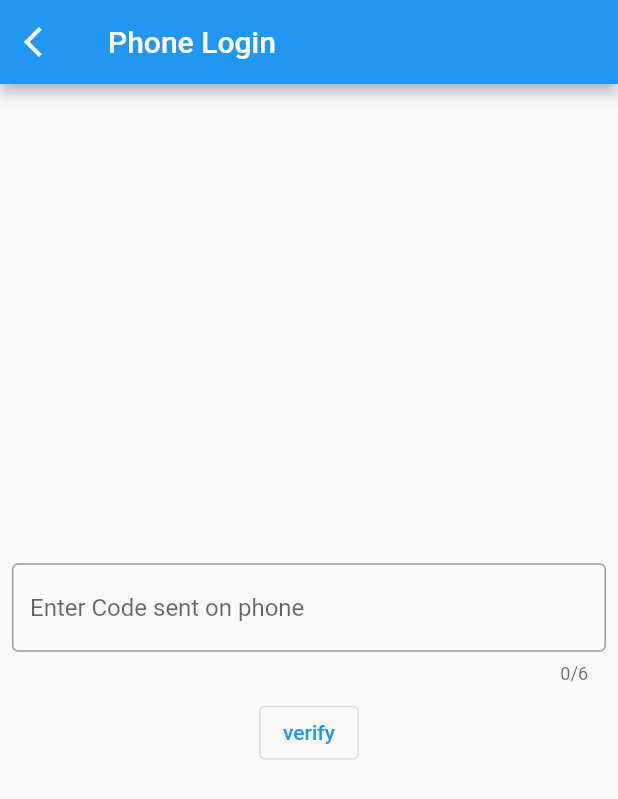
After one commit to gyakhoe/authentication_with_bloc, a Flutter app: the LoginPhoneNumberView screen opened directly, after a tap on "Submit", after a tap on "verify", on a phone screen of 412 x 824 dp. The commit adds this screen. Shown: the top 799 px of the screen. Run offline on Flutter 3.47's test engine with Material 2 defaults, Android fonts, the phone set to English and light mode, and no system bars; our stand-ins replace bloc, equatable, firebase_auth, firebase_core, flutter_bloc, google_sign_in; accounts and stored records are empty; network calls fail.

Commit message:
phone authenticaiton in stateful widget

```diff
--- a/lib/login/views/login_main_view.dart
+++ b/lib/login/views/login_main_view.dart
@@ -1,5 +1,6 @@
 import 'package:authentication_with_bloc/authenticaiton/bloc/authentication_bloc.dart';
 import 'package:authentication_with_bloc/home/views/home_main_view.dart';
+import 'package:authentication_with_bloc/login/views/login_phone_number_view.dart';
 import 'package:flutter/material.dart';
 import 'package:flutter_bloc/flutter_bloc.dart';
 
@@ -19,7 +20,7 @@ class LoginMainView extends StatelessWidget {
                   Navigator.pushReplacement(context,
                       MaterialPageRoute(builder: (context) => HomeMainView()));
                 } else if (state is AuthenticationFailiure) {
-                  Scaffold.of(context).showSnackBar(
+                  ScaffoldMessenger.of(context).showSnackBar(
                     SnackBar(
                       content: Text(state.message),
                     ),
@@ -36,12 +37,29 @@ class LoginMainView extends StatelessWidget {
                 if (state is AuthenticationInitial ||
                     state is AuthenticationFailiure) {
                   return Center(
-                    child: OutlineButton(
-                      onPressed: () =>
-                          BlocProvider.of<AuthenticationBloc>(context).add(
-                        AuthenticationGoogleStarted(),
-                      ),
-                      child: Text('Login with Google'),
+                    child: Column(
+                      mainAxisAlignment: MainAxisAlignment.center,
+                      crossAxisAlignment: CrossAxisAlignment.center,
+                      children: [
+                        OutlinedButton(
+                          onPressed: () =>
+                              BlocProvider.of<AuthenticationBloc>(context).add(
+                            AuthenticationGoogleStarted(),
+                          ),
+                          child: Text('Login with Google'),
+                        ),
+                        OutlinedButton(
+                          onPressed: () {
+                            Navigator.pushReplacement(
+                              context,
+                              MaterialPageRoute(
+                                builder: (context) => LoginPhoneNumberView(),
+                              ),
+                            );
+                          },
+                          child: Text('Login with Phone Number'),
+                        ),
+                      ],
                     ),
                   );
                 } else if (state is AuthenticationLoading) {
--- /dev/null
+++ b/lib/login/views/login_phone_number_view.dart
@@ -0,0 +1,201 @@
+import 'package:authentication_with_bloc/home/views/home_main_view.dart';
+import 'package:authentication_with_bloc/login/views/login_main_view.dart';
+import 'package:firebase_auth/firebase_auth.dart';
+import 'package:flutter/material.dart';
+
+class LoginPhoneNumberView extends StatelessWidget {
+  @override
+  Widget build(BuildContext context) {
+    return SafeArea(
+      child: Scaffold(
+        appBar: AppBar(
+          leading: IconButton(
+            icon: Icon(Icons.arrow_back_ios),
+            onPressed: () {
+              Navigator.pushReplacement(context,
+                  MaterialPageRoute(builder: (context) => LoginMainView()));
+            },
+          ),
+          title: Text('Phone Login'),
+        ),
+        body: PhoneAuthView(),
+      ),
+    );
+  }
+}
+
+class PhoneAuthView extends StatefulWidget {
+  @override
+  _PhoneAuthViewState createState() => _PhoneAuthViewState();
+}
+
+class _PhoneAuthViewState extends State<PhoneAuthView> {
+  bool isPhoneNumberSubmitted;
+  bool isCodeVerified;
+  String verificationCode;
+
+  TextEditingController _countryCodeController;
+  TextEditingController _phoneNumberController;
+  TextEditingController _codeNumberController;
+
+  @override
+  void initState() {
+    super.initState();
+    isPhoneNumberSubmitted = false;
+    isCodeVerified = false;
+    _countryCodeController = TextEditingController();
+    _phoneNumberController = TextEditingController();
+    _codeNumberController = TextEditingController();
+  }
+
+  @override
+  Widget build(BuildContext context) {
+    return !isPhoneNumberSubmitted
+        ? phoneNumberSubmitWidget()
+        : codeVerificationWidget();
+  }
+
+  Widget phoneNumberSubmitWidget() {
+    return Column(
+      mainAxisAlignment: MainAxisAlignment.center,
+      children: [
+        Row(
+          mainAxisAlignment: MainAxisAlignment.center,
+          children: [
+            SizedBox(
+              width: 80,
+              child: TextField(
+                controller: _countryCodeController,
+                maxLength: 3,
+                keyboardType: TextInputType.number,
+                decoration: InputDecoration(
+                  prefixText: '+',
+                  border: OutlineInputBorder(),
+                ),
+              ),
+            ),
+            SizedBox(
+              width: 10,
+            ),
+            SizedBox(
+              width: 250,
+              child: TextField(
+                controller: _phoneNumberController,
+                maxLength: 10,
+                keyboardType: TextInputType.number,
+                decoration: InputDecoration(
+                  border: OutlineInputBorder(),
+                ),
+              ),
+            ),
+          ],
+        ),
+        OutlinedButton(
+          onPressed: _verifyPhoneNumber,
+          child: Text('Submit'),
+        )
+      ],
+    );
+  }
+
+  Widget codeVerificationWidget() {
+    return Column(
+      mainAxisAlignment: MainAxisAlignment.center,
+      children: [
+        Padding(
+          padding: const EdgeInsets.all(8.0),
+          child: TextField(
+            controller: _codeNumberController,
+            keyboardType: TextInputType.number,
+            maxLength: 6,
+            decoration: InputDecoration(
+              hintText: 'Enter Code sent on phone',
+              border: OutlineInputBorder(),
+            ),
+          ),
+        ),
+        OutlinedButton(
+          onPressed: _verifySMS,
+          child: Text('verify'),
+        )
+      ],
+    );
+  }
+
+  void _verifyPhoneNumber() async {
+    final phoneNumber =
+        ('\+' + _countryCodeController.text + _phoneNumberController.text);
+    print(phoneNumber);
+    await FirebaseAuth.instance.verifyPhoneNumber(
+      phoneNumber: phoneNumber,
+      verificationCompleted: _verificationCompleted,
+      verificationFailed: _verficationFailed,
+      codeSent: _codeSent,
+      codeAutoRetrievalTimeout: _codeAutoRetrievalTimeout,
+    );
+    setState(() {
+      isPhoneNumberSubmitted = true;
+    });
+  }
+
+  void _verifySMS() async {
+    setState(() {
+      isCodeVerified = true;
+    });
+    _signInWithPhoneNumber();
+  }
+
+  //* Setting some callback for firebase phone auth
+
+  //If on android it will work
+  Future<void> _verificationCompleted(PhoneAuthCredential credential) async {
+    print('Verfication completed is called ');
+    final UserCredential userCredential =
+        await FirebaseAuth.instance.signInWithCredential(credential);
+
+    print('user have singed with ${userCredential.user.uid}');
+  }
+
+  Future<void> _verficationFailed(FirebaseException exception) async {
+    print('Verificatiaon failed is called ${exception.toString()}');
+
+    ScaffoldMessenger.of(context).showSnackBar(
+        SnackBar(content: Text('Error occured ${exception.toString()}')));
+    setState(() {
+      isPhoneNumberSubmitted = false;
+    });
+  }
+
+  Future<void> _codeSent(String verficationId, int resendToken) async {
+    print('Code sent is called with $verficationId and token $resendToken');
+    setState(() {
+      isPhoneNumberSubmitted = true;
+      verificationCode = verficationId;
+    });
+    ScaffoldMessenger.of(context).showSnackBar(
+        SnackBar(content: Text('OTP is sent to your mobile number ')));
+  }
+
+  Future<void> _codeAutoRetrievalTimeout(String verificationId) async {
+    print(
+        'Code auto retreival time out is called with verification id $verificationId');
+  }
+
+  //* For logging you in with phone number
+  Future<void> _signInWithPhoneNumber() async {
+    final code = _codeNumberController.text;
+
+    final AuthCredential credential = PhoneAuthProvider.credential(
+      verificationId: verificationCode,
+      smsCode: (code == null || code.trim().length == 0) ? '123456' : code,
+    );
+
+    final UserCredential userCredential =
+        await FirebaseAuth.instance.signInWithCredential(credential);
+
+    Navigator.pushReplacement(
+        context, MaterialPageRoute(builder: (context) => HomeMainView()));
+
+    print('user have singed with ${userCredential.user.uid}');
+  }
+}
```
Also changed, not shown: 3 other files.
